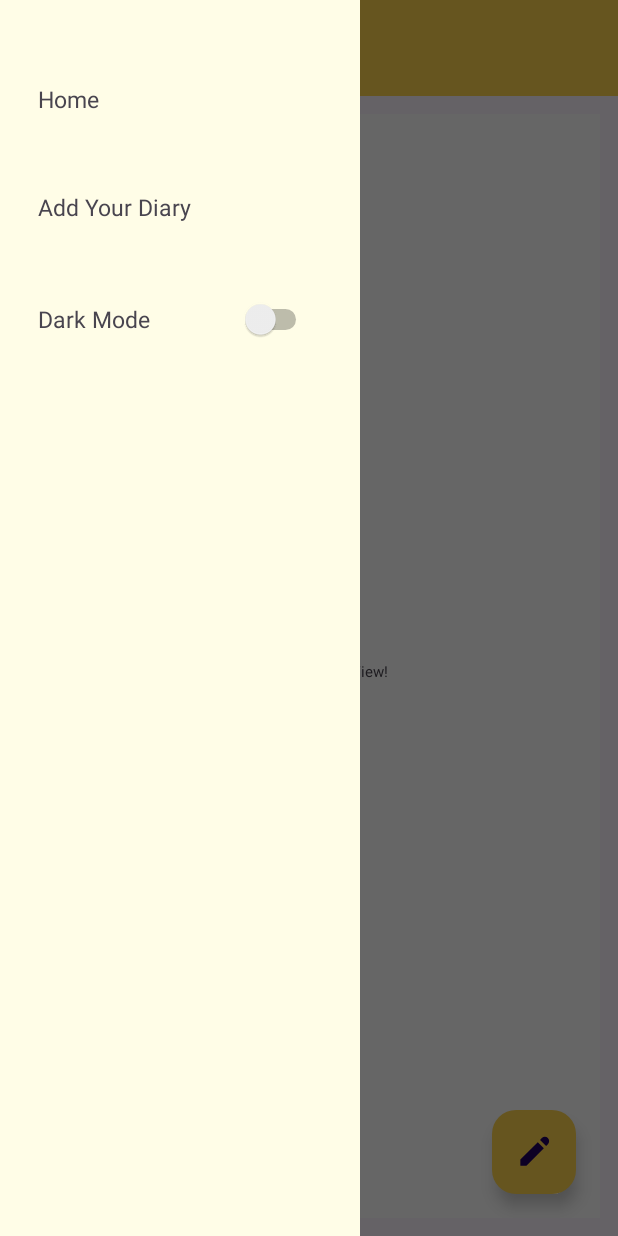
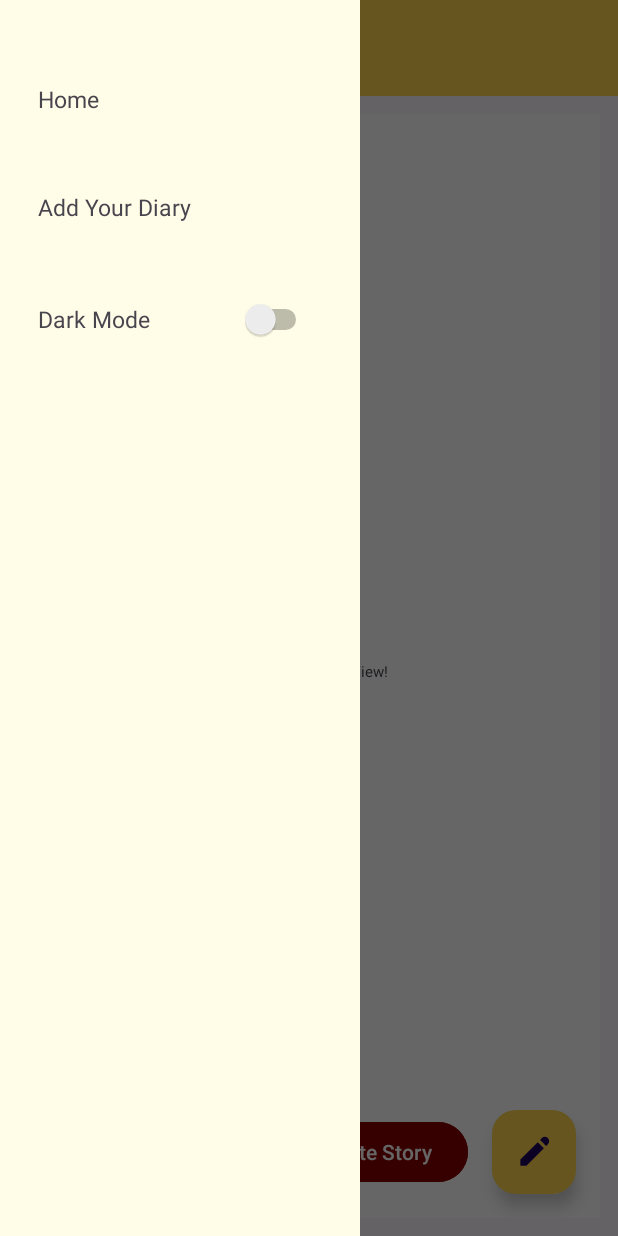
Before and after one commit to Rafibintang22/TubesMobdev1, an Android app: the fragment FragmentDetailKonten placed in its activity, with the side drawer open, on a phone screen of 412 x 824 dp. Run offline under Robolectric (Android 15) with nearby library versions, the phone set to English and light mode, and no system bars; libraries missing offline, so code that uses them is left out: com.github.chrisbanes.photoview.

Commit message:
update detail, delete story, side menu

```diff
--- a/app/src/main/java/com/example/tubes1/DiaryListAdapter.kt
+++ b/app/src/main/java/com/example/tubes1/DiaryListAdapter.kt
@@ -15,6 +15,10 @@ class DiaryListAdapter(private val activity: MainActivity) : BaseAdapter() {
 
     fun addImage(img: DiaryImage){
         images.add(img)
+        notifyDataSetChanged()
+    }
+    fun delImage(img: DiaryImage){
+        images.remove(img)
         notifyDataSetChanged()
     }
 
--- a/app/src/main/java/com/example/tubes1/FragmentDetailKonten.kt
+++ b/app/src/main/java/com/example/tubes1/FragmentDetailKonten.kt
@@ -7,6 +7,7 @@ import android.os.Bundle
 import android.view.LayoutInflater
 import android.view.View
 import android.view.ViewGroup
+import android.widget.ImageButton
 import androidx.fragment.app.Fragment
 import com.example.tubes1.databinding.FragmentDetailKontenBinding
 import com.github.chrisbanes.photoview.PhotoView
@@ -25,6 +26,7 @@ class FragmentDetailKonten : Fragment() {
 
         val editBtn = this.binding.btnEdit
         val backBtn = this.binding.btnBack
+        val delBtn = this.binding.delBtn
 
         viewModel.diaryImage.observe(viewLifecycleOwner,{
                 img: DiaryImage -> loadDetail(viewModel.diaryImage.value)
@@ -36,6 +38,10 @@ class FragmentDetailKonten : Fragment() {
 
         backBtn.setOnClickListener {
             viewModel.updatePage("keHome")
+        }
+
+        delBtn.setOnClickListener{
+            (activity as MainActivity).adapter.delImage(viewModel.diaryImage.value!!)
         }
         return this.binding.root
     }
@@ -57,6 +63,7 @@ class FragmentDetailKonten : Fragment() {
         dialog.setContentView(R.layout.popup_fragment)
 
         val photoView: PhotoView = dialog.findViewById(R.id.photo_view)
+        val closeBtn: ImageButton = dialog.findViewById(R.id.btn_close)
         photoView.setImageURI(viewModel.diaryImage.value!!.getUri())
         dialog.window?.setBackgroundDrawable(ColorDrawable(Color.TRANSPARENT))
 
@@ -67,6 +74,10 @@ class FragmentDetailKonten : Fragment() {
             openDialog++
         }
 
+        closeBtn.setOnClickListener{
+            dialog.dismiss()
+        }
+
         if(openDialog == 1){
             dialog.show()
             openDialog--
--- a/app/src/main/java/com/example/tubes1/MainActivity.kt
+++ b/app/src/main/java/com/example/tubes1/MainActivity.kt
@@ -119,8 +119,4 @@ class MainActivity : AppCompatActivity() {
             adapter.addImage(DiaryImage(title!!, desc!!, Uri.parse(uri), time!!))
         }
     }
-
-    fun changeData(title: String, story: String, uri: Uri){
-
-    }
 }
--- a/app/src/main/res/layout/fragment_detail_konten.xml
+++ b/app/src/main/res/layout/fragment_detail_konten.xml
@@ -48,22 +48,35 @@
         android:layout_width="match_parent"
         android:layout_height="wrap_content"/>
 
-    <RelativeLayout
+    <LinearLayout
         android:layout_width="match_parent"
         android:layout_height="0dp"
         android:layout_weight="1"/>
 
+    <LinearLayout
+        android:layout_width="match_parent"
+        android:layout_height="wrap_content"
+        android:orientation="horizontal"
+        android:gravity="right">
+
+
+        <Button
+            android:id="@+id/del_btn"
+            android:layout_width="wrap_content"
+            android:layout_height="wrap_content"
+            android:layout_gravity="center_vertical"
+            android:text="Delete Story"
+            android:backgroundTint="@color/merah"
+            />
     <com.google.android.material.floatingactionbutton.FloatingActionButton
         android:id="@+id/btn_edit"
         android:layout_width="wrap_content"
         android:layout_height="wrap_content"
-        android:layout_gravity="right"
         android:layout_marginStart="16dp"
         android:layout_marginTop="16dp"
         android:layout_marginEnd="16dp"
         android:layout_marginBottom="16dp"
         style="@style/BtnBackground"
         android:src="@drawable/edit_icon_foreground" />
-
-
+    </LinearLayout>
 </LinearLayout>
--- a/app/src/main/res/layout/fragment_sidemenu.xml
+++ b/app/src/main/res/layout/fragment_sidemenu.xml
@@ -1,10 +1,18 @@
 <?xml version="1.0" encoding="utf-8"?>
-<LinearLayout xmlns:android="http://schemas.android.com/apk/res/android"
+<FrameLayout xmlns:android="http://schemas.android.com/apk/res/android"
     android:orientation="vertical"
     android:layout_width="match_parent"
     android:layout_height="match_parent"
     android:padding="20sp"
+    android:clickable="true"
+    android:focusable="true"
     style="@style/SideBackground">
+
+    <LinearLayout
+        android:layout_width="match_parent"
+        android:layout_height="match_parent"
+        android:orientation="vertical">
+
 
         <TextView
             android:id="@+id/btn_home"
@@ -48,3 +56,5 @@
         </LinearLayout>
 
     </LinearLayout>
+
+</FrameLayout>
--- a/app/src/main/res/values/colors.xml
+++ b/app/src/main/res/values/colors.xml
@@ -10,4 +10,5 @@
     <color name="lightgrey">#939292</color>
     <color name="kuningDark">#827717</color>
     <color name="biruDark">#0D47A1</color>
+    <color name="merah">#8B0000</color>
 </resources>
```
Also changed, not shown: app/src/main/res/drawable/custom_close_btn.xml (added, +14 -0 lines), app/src/main/res/layout/popup_fragment.xml (+13 -2 lines). Lines whose indentation alone changed are shown as unchanged.
